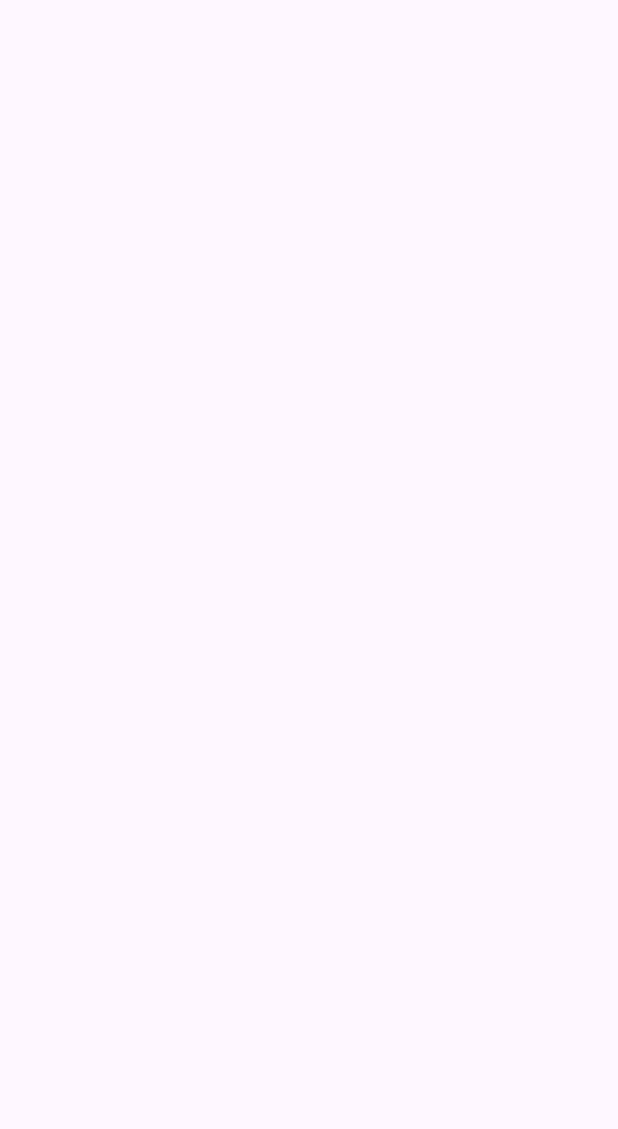
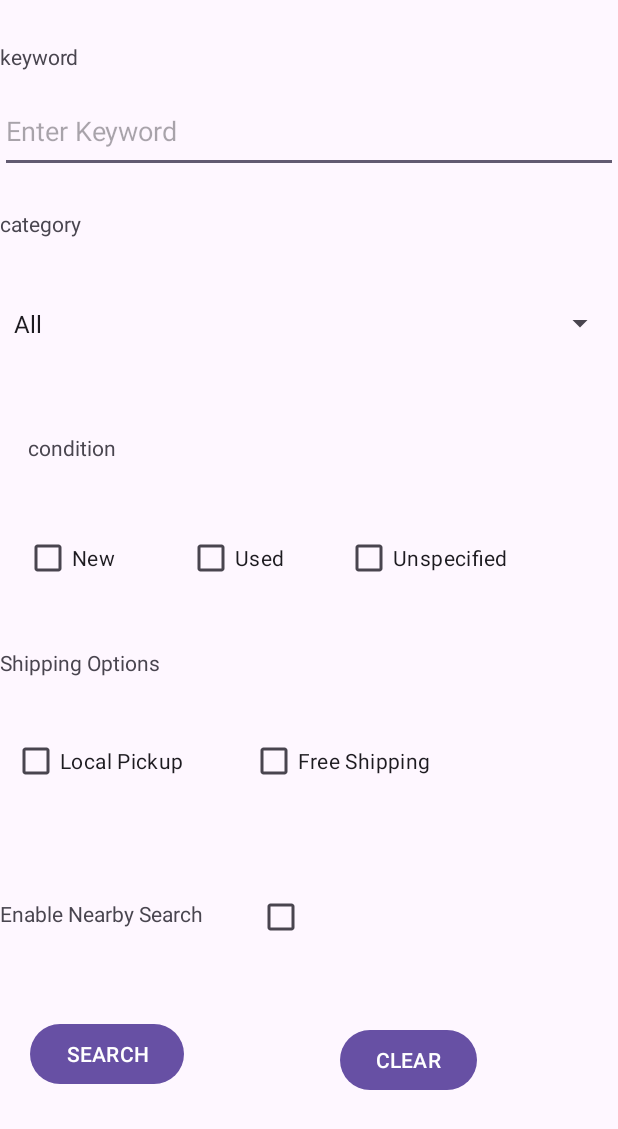
Before and after one commit to SKsaqlain/web-tech, an Android app: the screen it shows after launch (MainActivity), on a phone screen of 412 x 824 dp. Before the commit the part shown is empty. Shown: the top 1129 px of the screen. Run offline under Robolectric (Android 15) with nearby library versions, the light colour scheme and no system bars.

Commit message:
added categories

```diff
--- a/androidui/app/src/main/java/com/webtech/androidui/MainActivity.kt
+++ b/androidui/app/src/main/java/com/webtech/androidui/MainActivity.kt
@@ -2,10 +2,17 @@ package com.webtech.androidui
 
 import androidx.appcompat.app.AppCompatActivity
 import android.os.Bundle
+import com.webtech.androidui.productsearch.ProductSearch
+
 
 class MainActivity : AppCompatActivity() {
+
+
     override fun onCreate(savedInstanceState: Bundle?) {
         super.onCreate(savedInstanceState)
-        setContentView(R.layout.activity_main)
+//        setContentView(R.layout.activity_main)
+        setContentView(R.layout.form_search_fragment)
+        val productSearch: ProductSearch = ProductSearch()
+        productSearch.spinnerAdapter(findViewById(R.id.category))
     }
 }
--- /dev/null
+++ b/androidui/app/src/main/java/com/webtech/androidui/productsearch/ProductSearch.kt
@@ -0,0 +1,20 @@
+package com.webtech.androidui.productsearch
+
+import android.os.Bundle
+import android.widget.ArrayAdapter
+import android.widget.Spinner
+import androidx.appcompat.app.AppCompatActivity
+import com.webtech.androidui.R
+
+class ProductSearch(){
+
+    fun spinnerAdapter( spinner: Spinner) {
+        val adapter = ArrayAdapter.createFromResource(
+            spinner.context,
+            R.array.categories,
+            android.R.layout.simple_spinner_item
+        )
+        adapter.setDropDownViewResource(android.R.layout.simple_spinner_dropdown_item)
+        spinner.adapter = adapter
+    }
+}
--- a/androidui/app/src/main/res/layout/form_search_fragment.xml
+++ b/androidui/app/src/main/res/layout/form_search_fragment.xml
@@ -63,14 +63,6 @@
         app:layout_constraintStart_toStartOf="parent"
         app:layout_constraintTop_toBottomOf="@+id/category" />
 
-<!--    <RadioGroup-->
-<!--        android:id="@+id/checkBoxGroup"-->
-<!--        android:layout_width="wrap_content"-->
-<!--        android:layout_height="wrap_content">-->
-
-<!--        -->
-<!--        -->
-<!--    </RadioGroup>-->
 
     <CheckBox
         android:id="@+id/checkBoxNew"
@@ -102,4 +94,79 @@
         app:layout_constraintStart_toEndOf="@+id/checkBox4"
         app:layout_constraintTop_toBottomOf="@+id/conditionLabel" />
 
+
+    <TextView
+        android:id="@+id/shippingOptionsLabel"
+        android:layout_width="wrap_content"
+        android:layout_height="wrap_content"
+        android:layout_marginTop="124dp"
+        android:text="@string/shippingOptionsLabel"
+        app:layout_constraintEnd_toEndOf="parent"
+        app:layout_constraintHorizontal_bias="0.0"
+        app:layout_constraintStart_toStartOf="parent"
+        app:layout_constraintTop_toBottomOf="@+id/conditionLabel" />
+
+    <CheckBox
+        android:id="@+id/checkBoxLocalPickup"
+        android:layout_width="wrap_content"
+        android:layout_height="wrap_content"
+        android:layout_marginStart="8dp"
+        android:layout_marginTop="32dp"
+        android:text="@string/formShippingOptionsLocalPickup"
+        app:layout_constraintStart_toStartOf="parent"
+        app:layout_constraintTop_toBottomOf="@+id/shippingOptionsLabel" />
+
+    <CheckBox
+        android:id="@+id/checkBoxFreeShipping"
+        android:layout_width="wrap_content"
+        android:layout_height="wrap_content"
+        android:layout_marginStart="44dp"
+        android:layout_marginTop="32dp"
+        android:text="@string/formShippingOptionsFreeShipping"
+        app:layout_constraintStart_toEndOf="@+id/checkBoxLocalPickup"
+        app:layout_constraintTop_toBottomOf="@+id/shippingOptionsLabel" />
+
+
+    <TextView
+        android:id="@+id/enableNearbySearchLabel"
+        android:layout_width="wrap_content"
+        android:layout_height="wrap_content"
+        android:layout_marginTop="68dp"
+        android:text="@string/enableNearbySearchLabel"
+        app:layout_constraintEnd_toEndOf="parent"
+        app:layout_constraintHorizontal_bias="0.0"
+        app:layout_constraintStart_toStartOf="parent"
+        app:layout_constraintTop_toBottomOf="@+id/checkBoxLocalPickup" />
+
+    <CheckBox
+        android:id="@+id/enableNearbySearch"
+        android:layout_width="wrap_content"
+        android:layout_height="wrap_content"
+        android:layout_marginStart="28dp"
+        android:layout_marginTop="56dp"
+        android:text=""
+        app:layout_constraintStart_toEndOf="@+id/enableNearbySearchLabel"
+        app:layout_constraintTop_toBottomOf="@+id/checkBoxFreeShipping" />
+
+    <Button
+        android:id="@+id/searchBtn"
+        android:layout_width="wrap_content"
+        android:layout_height="wrap_content"
+        android:layout_marginStart="20dp"
+        android:layout_marginTop="60dp"
+        android:text="@string/searchBtn"
+        app:layout_constraintStart_toStartOf="parent"
+        app:layout_constraintTop_toBottomOf="@+id/enableNearbySearchLabel" />
+
+    <Button
+        android:id="@+id/clearBtn"
+        android:layout_width="wrap_content"
+        android:layout_height="wrap_content"
+        android:layout_marginStart="104dp"
+        android:layout_marginTop="64dp"
+        android:text="@string/clearBtn"
+        app:layout_constraintStart_toEndOf="@+id/searchBtn"
+        app:layout_constraintTop_toBottomOf="@+id/enableNearbySearchLabel" />
+
+
 </androidx.constraintlayout.widget.ConstraintLayout>
--- /dev/null
+++ b/androidui/app/src/main/res/values/categories.xml
@@ -0,0 +1,13 @@
+<?xml version="1.0" encoding="utf-8"?>
+<resources>
+    <string-array name="categories">
+        <item>All</item>
+        <item>Art</item>
+        <item>Baby</item>
+        <item>Books</item>
+        <item>Clothing,Shoes &amp; Accessories</item>
+        <item>Health &amp; Beauty</item>
+        <item>Music</item>
+        <item>Video Games &amp; Console</item>
+    </string-array>
+</resources>
--- a/androidui/app/src/main/res/values/strings.xml
+++ b/androidui/app/src/main/res/values/strings.xml
@@ -1,6 +1,7 @@
 <resources>
     <string name="app_name">androidui</string>
     <string name="hello_first_fragment">hello_first_fragment</string>
+<!--    form string constants-->
     <string name="keywordLabel">keyword</string>
     <string name="categoryLabel">category</string>
     <string name="conditionLabel">condition</string>
@@ -8,6 +9,18 @@
     <string name="formCategoryNew">New</string>
     <string name="formCategoryUsed">Used</string>
     <string name="formCategoryUnspecified">Unspecified</string>
+    <string name="shippingOptionsLabel">Shipping Options</string>
+    <string name="formShippingOptionsLocalPickup">Local Pickup</string>
+    <string name="formShippingOptionsFreeShipping">Free Shipping</string>
+
+    <string name="enableNearbySearchLabel">Enable Nearby Search</string>
+
+    <string name="searchBtn">SEARCH</string>
+    <string name="clearBtn">CLEAR</string>
+
+
+
+
 
 
 </resources>
```
